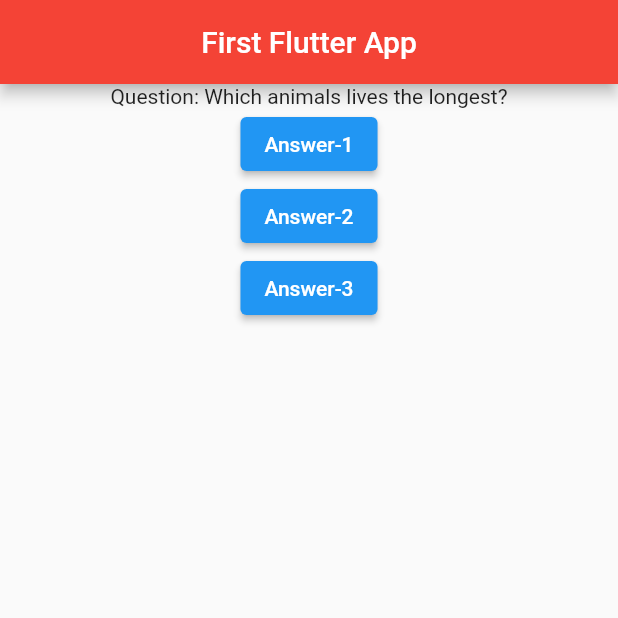
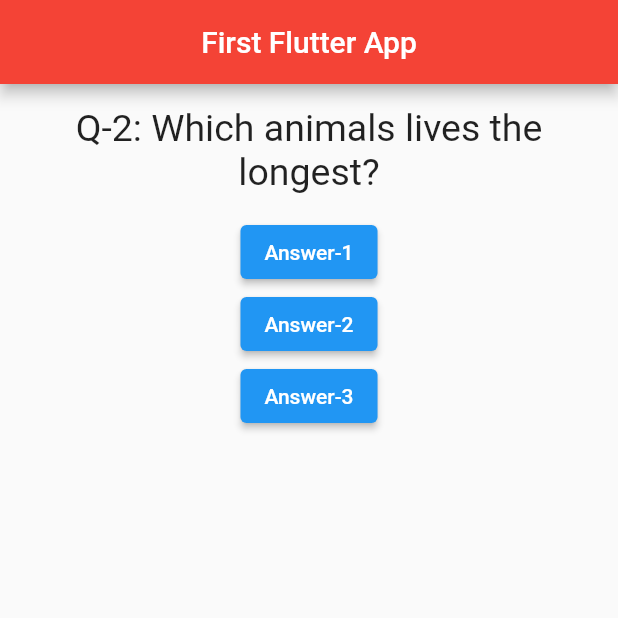
Before and after one commit to ysumut/flutter_quiz_app, a Flutter app: the screen it shows after launch, after a tap on "Answer-1", on a phone screen of 412 x 824 dp, the top half of it. Run offline on Flutter 3.47's test engine with Material 2 defaults, Android fonts, the phone set to English and light mode, and no system bars.

Commit message:
Question widget added

```diff
--- a/lib/main.dart
+++ b/lib/main.dart
@@ -1,22 +1,21 @@
-import 'dart:math';
-
 import 'package:flutter/material.dart';
+import 'package:flutter_quiz_app/question.dart';
 
 void main() => runApp(MyApp());
 
 class MyApp extends StatefulWidget {
   @override
   State<StatefulWidget> createState() {
-    return MyState();
+    return _MyAppState();
   }
 }
 
-class MyState extends State<MyApp> {
+class _MyAppState extends State<MyApp> {
   var questions = [
     'Which team has the most league cup in Turkey?',
     'Which animals lives the longest?'
   ];
-  var qNumber = 0;
+  var _qNumber = 0;
   var isFinish = false;
 
   @override
@@ -25,16 +24,15 @@ class MyState extends State<MyApp> {
       home: Scaffold(
         appBar: AppBar(title: Text('First Flutter App'), backgroundColor: Colors.red, centerTitle: true,),
 
-        body: Container(
-          child: Column(children: [
-            Center(child: Text('Question: ' + questions[qNumber])),
+        body: Column(children: [
+            Question(_qNumber, questions[_qNumber]),
 
             ElevatedButton(onPressed: clickAnswer, child: Text('Answer-1'),),
             ElevatedButton(onPressed: clickAnswer, child: Text('Answer-2'),),
             ElevatedButton(onPressed: clickAnswer, child: Text('Answer-3'),),
 
             Visibility(child: Text('Quiz is finished'), visible: isFinish,)
-          ],),
+          ],
         ),
       ),
     );
@@ -42,8 +40,8 @@ class MyState extends State<MyApp> {
 
   void clickAnswer() {
     setState(() {
-      if(qNumber < questions.length - 1) qNumber++;
-      else if(qNumber == questions.length - 1) isFinish = true;
+      if(_qNumber < questions.length - 1) _qNumber++;
+      else if(_qNumber == questions.length - 1) isFinish = true;
     });
   }
 }
--- /dev/null
+++ b/lib/question.dart
@@ -0,0 +1,21 @@
+import 'package:flutter/material.dart';
+
+class Question extends StatelessWidget {
+  String qText;
+
+  Question(qNumber, qText) {
+    this.qText = "Q-${qNumber+1}: $qText";
+  }
+
+  @override
+  Widget build(BuildContext context) {
+    return Container(
+      margin: EdgeInsets.all(15),
+      child: Text(
+        this.qText,
+        style: TextStyle(fontSize: 25),
+        textAlign: TextAlign.center,
+      ),
+    );
+  }
+}
```
